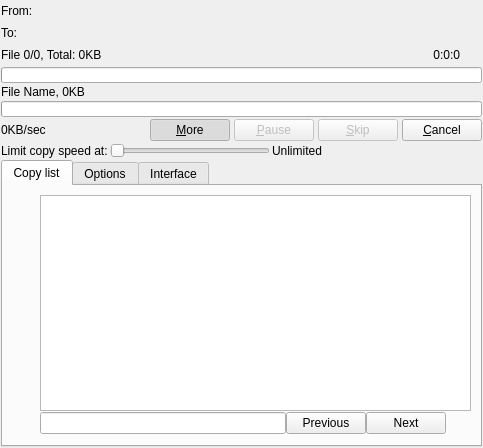
This is plugins/Themes/Oxygen/interface.ui in alphaonex86/Ultracopier as Qt 5 draws it before an edit. The edited form follows.
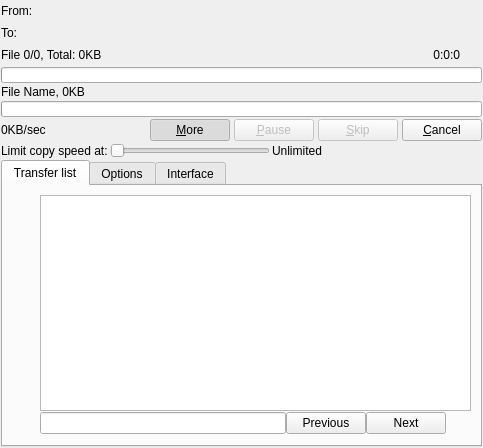
This is the edited form. Icons and pictures are not drawn.

What changed in the file:
```diff
--- a/plugins/Themes/Oxygen/interface.ui
+++ b/plugins/Themes/Oxygen/interface.ui
@@ -320,7 +320,7 @@
         <normaloff>:/styles/kde3/player_playlist.png</normaloff>:/styles/kde3/player_playlist.png</iconset>
       </attribute>
       <attribute name="title">
-       <string>Copy list</string>
+       <string>Transfer list</string>
       </attribute>
       <layout class="QHBoxLayout">
        <item>
```
Left out of the diff: 14 changed lines with no effect on the pictures.
